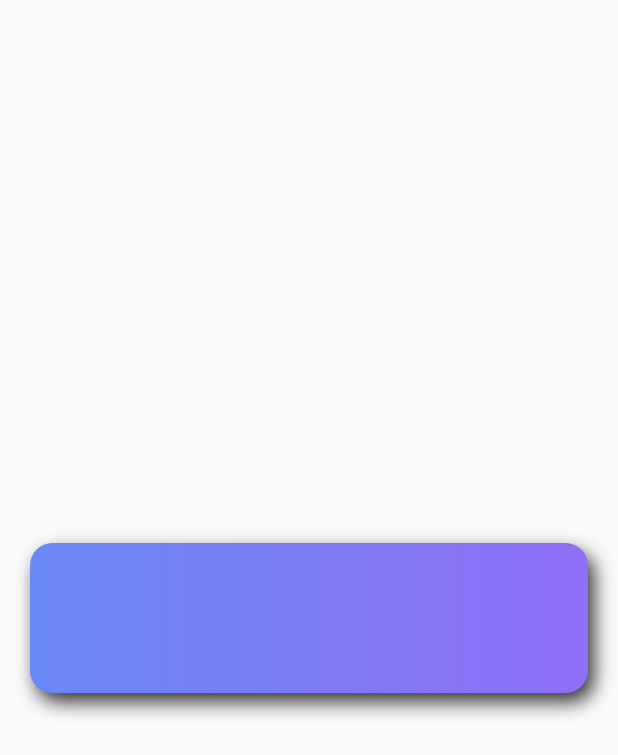
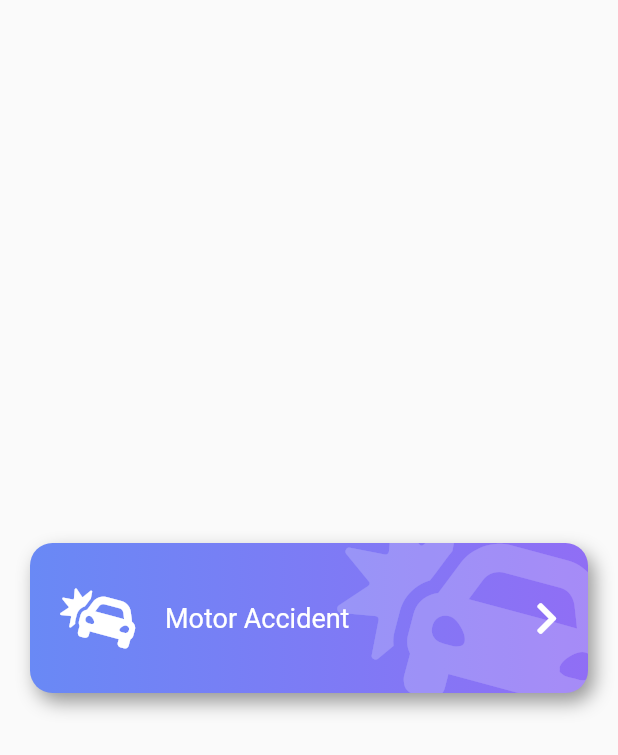
Before and after one commit to xavit/flutter_headers, a Flutter app: the screen it shows after launch, on a phone screen of 412 x 824 dp. Shown: the top 755 px of the screen. Run offline on Flutter 3.47's test engine with Material 2 defaults, Android fonts, the phone set to English and light mode, and no system bars; our stand-ins replace font_awesome_flutter.

Commit message:
Información dentro del botón

```diff
--- a/lib/src/pages/emergency_page.dart
+++ b/lib/src/pages/emergency_page.dart
@@ -8,6 +8,7 @@ class EmergencyPage extends StatelessWidget {
   Widget build(BuildContext context) {
     return Scaffold(
       // body: PageHeader(),
+      // backgroundColor: Colors.redAccent,
       body: Center(
         child: BotonGordoPage(),
       ),
--- a/lib/src/widgets/boton_gordo.dart
+++ b/lib/src/widgets/boton_gordo.dart
@@ -1,9 +1,45 @@
 import 'package:flutter/material.dart';
+import 'package:font_awesome_flutter/font_awesome_flutter.dart';
 
 class BotonGordoPage extends StatelessWidget {
   @override
   Widget build(BuildContext context) {
-    return _BotonGordoBackground();
+    return Stack(
+      children: [
+        _BotonGordoBackground(),
+        Row(
+          mainAxisAlignment: MainAxisAlignment.center,
+          children: [
+            SizedBox(
+              height: 140,
+              width: 40,
+            ),
+            FaIcon(
+              FontAwesomeIcons.carCrash,
+              color: Colors.white,
+              size: 40,
+            ),
+            SizedBox(width: 20),
+            Expanded(
+              child: Text(
+                'Motor Accident',
+                style: TextStyle(
+                  color: Colors.white,
+                  fontSize: 18,
+                ),
+              ),
+            ),
+            FaIcon(
+              FontAwesomeIcons.chevronRight,
+              color: Colors.white,
+            ),
+            SizedBox(
+              width: 40,
+            )
+          ],
+        )
+      ],
+    );
   }
 }
 
@@ -11,6 +47,22 @@ class _BotonGordoBackground extends StatelessWidget {
   @override
   Widget build(BuildContext context) {
     return Container(
+      child: ClipRRect(
+        borderRadius: BorderRadius.circular(15),
+        child: Stack(
+          children: [
+            Positioned(
+              right: -20,
+              top: -20,
+              child: FaIcon(
+                FontAwesomeIcons.carCrash,
+                size: 150,
+                color: Colors.white.withOpacity(0.2),
+              ),
+            ),
+          ],
+        ),
+      ),
       width: double.infinity,
       height: 100,
       margin: EdgeInsets.all(20),
@@ -18,7 +70,7 @@ class _BotonGordoBackground extends StatelessWidget {
         color: Colors.red,
         boxShadow: <BoxShadow>[
           BoxShadow(
-            color: Colors.black.withOpacity(0.8),
+            color: Colors.black.withOpacity(0.4),
             offset: Offset(4, 6),
             blurRadius: 10,
           )
```
